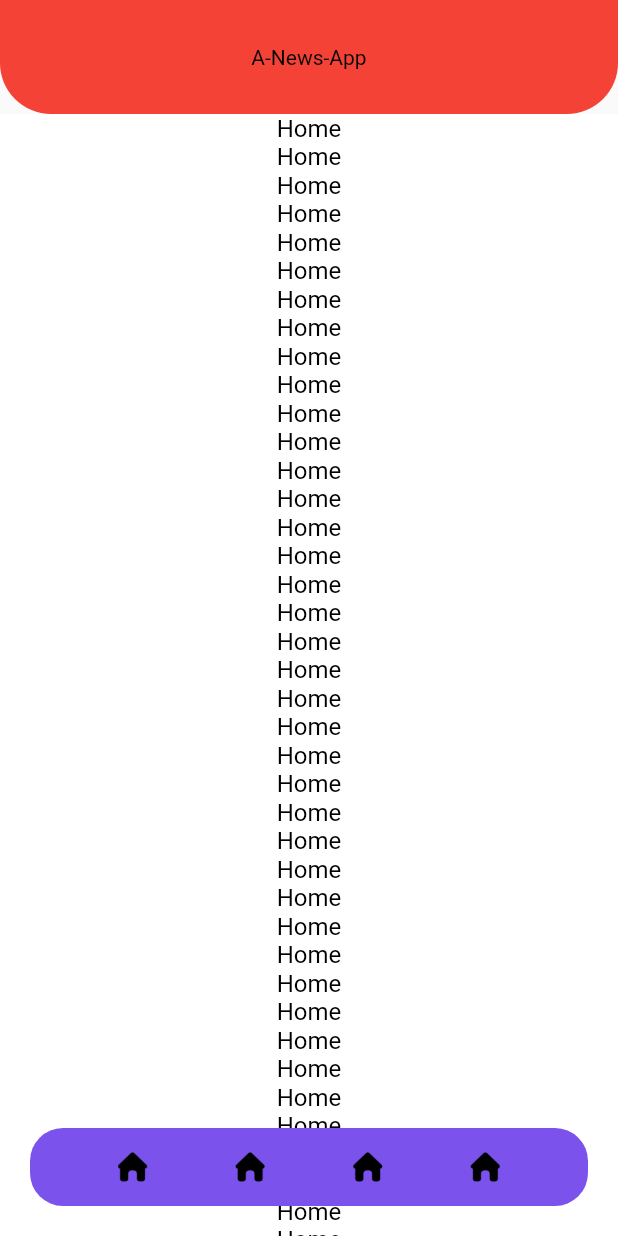
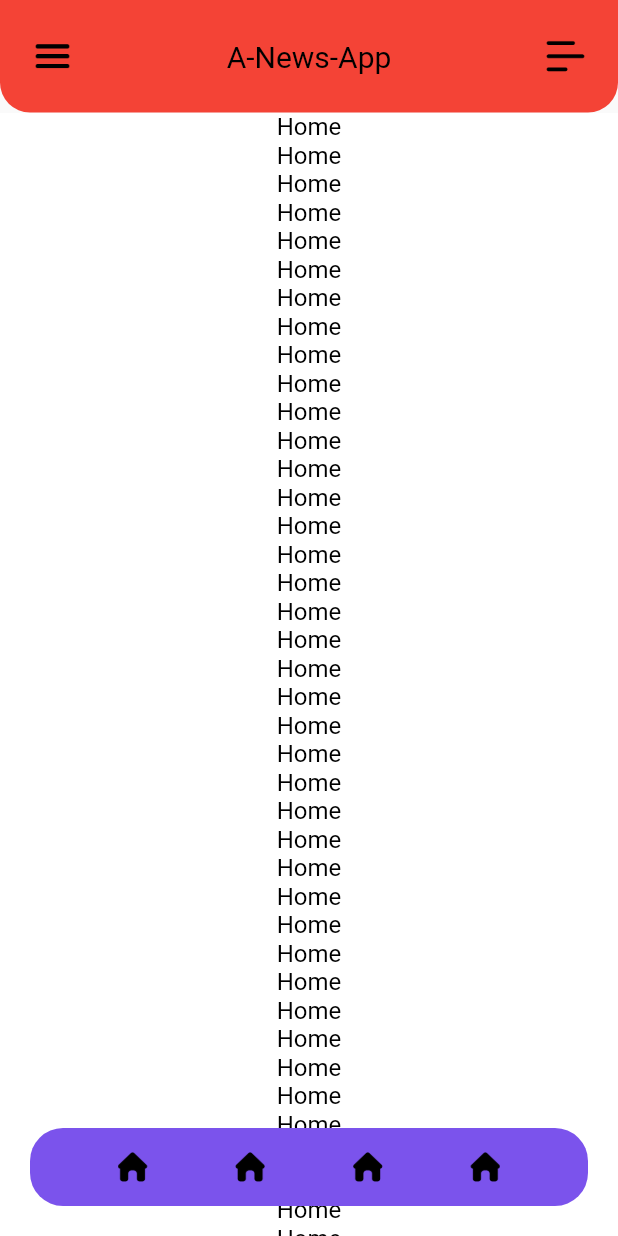
Before and after one commit to DargaHasanBasri/a-news-app, a Flutter app: the BottomNavigationBarPage screen opened directly, on a phone screen of 412 x 824 dp. Run offline on Flutter 3.47's test engine with Material 2 defaults, Android fonts, the phone set to English and light mode, and no system bars; our stand-ins replace get_it.

Commit message:
Update custom app bar

```diff
--- a/lib/ui/pages/bottom_navigation_bar/bottom_navigation_bar_page.dart
+++ b/lib/ui/pages/bottom_navigation_bar/bottom_navigation_bar_page.dart
@@ -43,7 +43,11 @@ class _BottomNavigationBarPageState extends BaseStatefulState<BottomNavigationBa
             return Column(
               crossAxisAlignment: CrossAxisAlignment.stretch,
               children: [
-                _buildAppBar(),
+                ValueListenableBuilder(
+                    valueListenable: vm.isOpen,
+                    builder: (_, __, ___) {
+                      return _customAppBar();
+                    }),
                 Expanded(
                   child: PageView(
                     physics: const NeverScrollableScrollPhysics(),
@@ -63,27 +67,67 @@ class _BottomNavigationBarPageState extends BaseStatefulState<BottomNavigationBa
     );
   }
 
-  Widget _buildAppBar() {
+  Widget _customAppBar() {
+    return ValueListenableBuilder(
+        valueListenable: vm.isOpen,
+        builder: (_, __, ___) {
           return Container(
             decoration: const BoxDecoration(
               color: Colors.red,
               borderRadius: BorderRadius.only(
-          bottomRight: Radius.circular(34),
-          bottomLeft: Radius.circular(34),
+                bottomRight: Radius.circular(20),
+                bottomLeft: Radius.circular(20),
               ),
             ),
-      child: Padding(
-        padding: const EdgeInsets.symmetric(vertical: 30),
-        child: Center(
+            child: Row(
+              mainAxisAlignment: MainAxisAlignment.spaceBetween,
+              children: [
+                Padding(
+                  padding: const EdgeInsets.symmetric(horizontal: 20),
+                  child: InkWell(
+                    onTap: () {},
+                    child: Ink(
+                      child: Image.asset(
+                        "images/ic_menu.png",
+                        width: 30,
+                        height: 30,
+                      ),
+                    ),
+                  ),
+                ),
+                Padding(
+                  padding: const EdgeInsets.symmetric(vertical: 26),
                   child: Text(
                     "A-News-App",
                     style: TextStyle(
                       color: CustomColors.black,
+                      fontSize: 20,
                     ),
                   ),
                 ),
+                Padding(
+                  padding: const EdgeInsets.symmetric(horizontal: 20),
+                  child: GestureDetector(
+                    onTap: () => vm.pageIndex.value == 0
+                        ? (vm.isOpen.value = !vm.isOpen.value)
+                        : vm.isOpen.value = vm.isOpen.value,
+                    child: Image.asset(
+                      vm.pageIndex.value == 0
+                          ? (vm.isOpen.value ? "images/ic_open_list.png" : "images/ic_close_list.png")
+                          : vm.pageIndex.value == 1
+                              ? "images/ic_home.png"
+                              : vm.pageIndex.value == 2
+                                  ? "images/ic_settings.png"
+                                  : "images/ic_settings.png",
+                      width: 30,
+                      height: 30,
+                    ),
+                  ),
+                ),
+              ],
             ),
           );
+        });
   }
 
   Widget _customBottomNavigationBar() {
--- a/lib/ui/pages/bottom_navigation_bar/bottom_navigation_bar_view_model.dart
+++ b/lib/ui/pages/bottom_navigation_bar/bottom_navigation_bar_view_model.dart
@@ -2,4 +2,6 @@ import 'package:flutter/material.dart';
 
 class BottomNavigationBarViewModel extends ChangeNotifier {
   ValueNotifier<int> pageIndex = ValueNotifier(0);
+  ValueNotifier<bool> isOpen = ValueNotifier(false);
+
 }
```
Also changed, not shown: images/ic_close_list.png (added), images/ic_close_menu.png (deleted), images/ic_menu.png (added), images/ic_open_list.png (added), images/ic_open_menu.png (deleted), images/ic_settings.png (added). Lines whose indentation alone changed are shown as unchanged.
